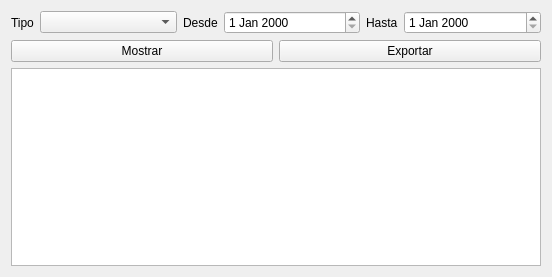
Above: banta/res/ui/reports.ui from jerobarraco/banta before the change. Below: the same form after it.
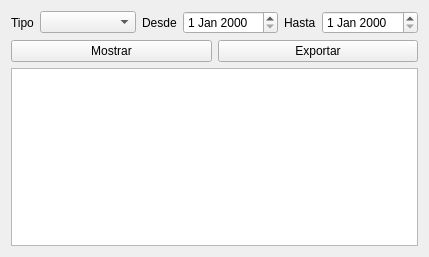
That is the form after the change.

What changed in the file:
```diff
--- a/banta/res/ui/reports.ui
+++ b/banta/res/ui/reports.ui
@@ -6,8 +6,8 @@
    <rect>
     <x>0</x>
     <y>0</y>
-    <width>552</width>
-    <height>277</height>
+    <width>429</width>
+    <height>257</height>
    </rect>
   </property>
   <property name="windowTitle">
```
Left out of the diff: 8 changed lines with no effect on the pictures.
